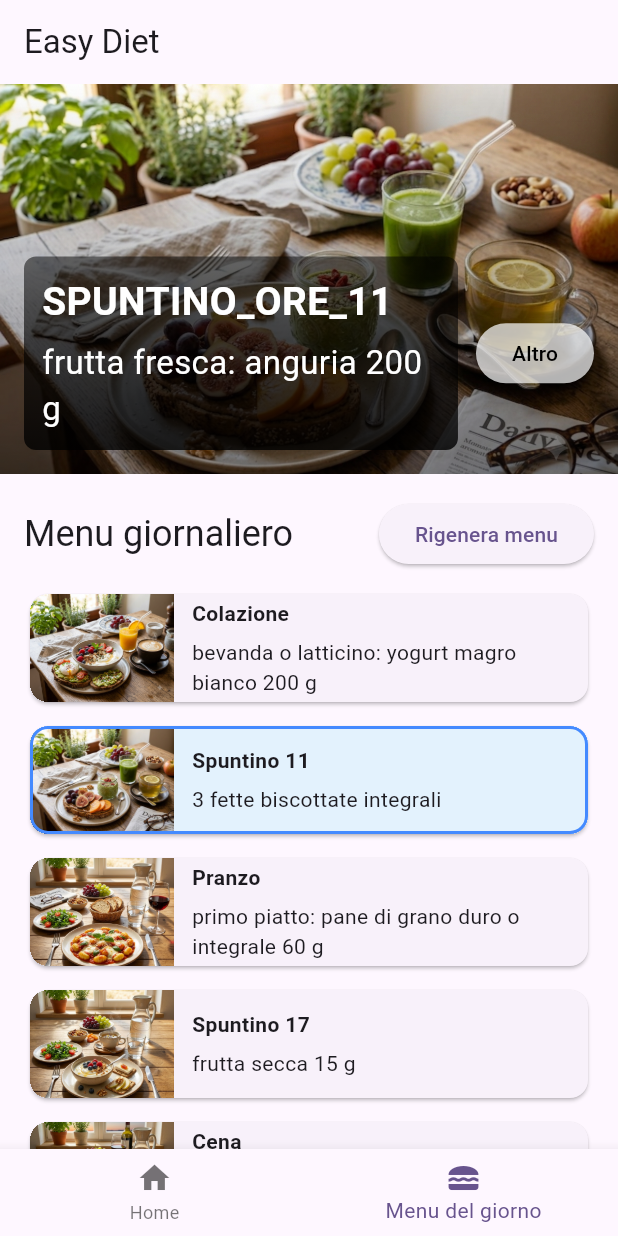
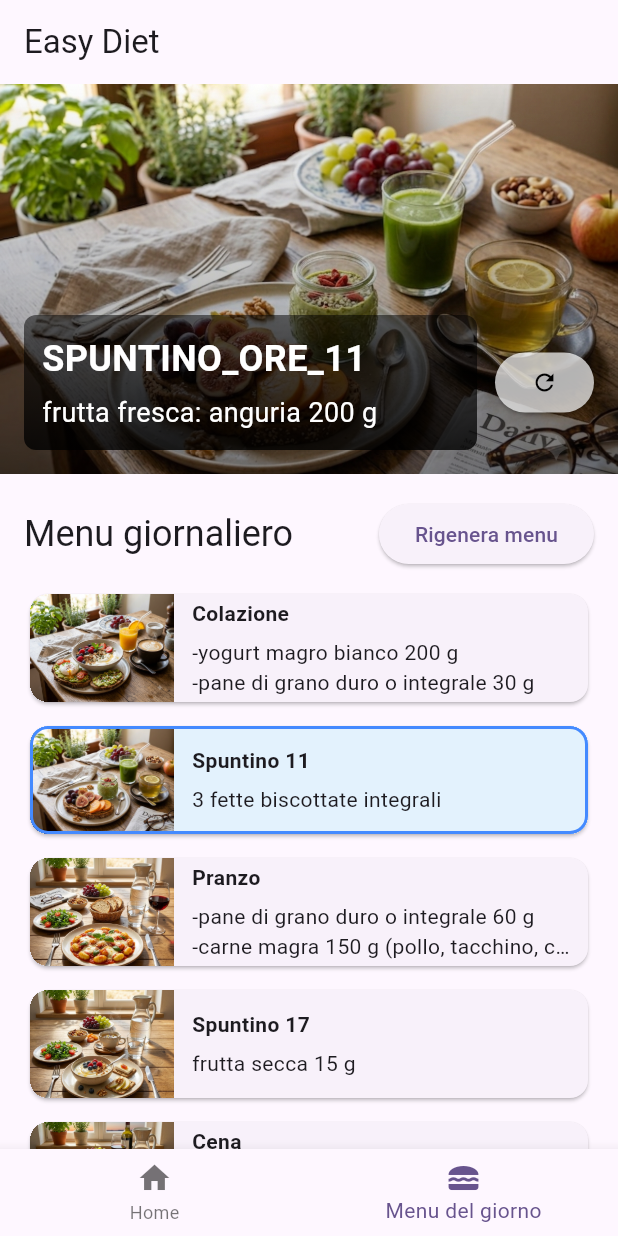
Before and after one commit to antoninobajeli/easy_diet, a Flutter app: the screen it shows after launch, item 2 of the bottom bar chosen, on a phone screen of 412 x 824 dp. Run offline on Flutter 3.47's test engine with Material 3 defaults, Android fonts, the phone set to English and light mode, and no system bars; our stand-ins replace package_info_plus.

Commit message:
cambiamenti per migliore lettura caratteri, fix oer fare vedere bene anche tutte le pietanze del pasto

```diff
--- a/assets/diet.json
+++ b/assets/diet.json
@@ -39,7 +39,7 @@
       "verdura cruda o cotta a volontà"
     ],
     "olio_evo": [
-      "3 cucchiaini da caffè"
+      "Olio 3 cucchiaini da caffè"
     ]
   },
   "spuntino_ore_17": {
@@ -73,7 +73,7 @@
       "verdura cruda o cotta a volontà"
     ],
     "olio_evo": [
-      "2 cucchiaini da caffè"
+      "Olio 2 cucchiaini da caffè"
     ]
   }
 }
--- a/lib/screens/meal_screen.dart
+++ b/lib/screens/meal_screen.dart
@@ -138,7 +138,7 @@ class _MealScreenState extends State<MealScreen>
                                       _currentMeal?.toUpperCase() ?? '-',
                                       style: const TextStyle(
                                           color: Colors.white,
-                                          fontSize: 26,
+                                          fontSize: 24,
                                           fontWeight: FontWeight.bold),
                                     ),
                                     const SizedBox(height: 6),
@@ -146,9 +146,9 @@ class _MealScreenState extends State<MealScreen>
                                       _currentItem ?? '-',
                                       style: const TextStyle(
                                         color: Colors.white,
-                                        fontSize: 22,
+                                        fontSize: 18,
                                       ),
-                                      maxLines: 3,
+                                      maxLines: 6,
                                       overflow: TextOverflow.ellipsis,
                                     ),
                                   ],
@@ -162,7 +162,7 @@ class _MealScreenState extends State<MealScreen>
                                 backgroundColor: Colors.white70,
                                 foregroundColor: Colors.black,
                               ),
-                              child: const Text('Altro'),
+                              child: const Icon(Icons.refresh)
                             ),
                           ],
                         ),
--- a/lib/services/diet_service.dart
+++ b/lib/services/diet_service.dart
@@ -32,7 +32,8 @@ class DietService {
           parts.add(item);
         } else {
           final label = category.replaceAll('_', ' ');
-          parts.add('$label: $item');
+          //parts.add('$label: $item');
+          parts.add('-$item');
         }
       }
     });
--- a/pubspec.yaml
+++ b/pubspec.yaml
@@ -16,7 +16,7 @@ publish_to: 'none' # Remove this line if you wish to publish to pub.dev
 # https://developer.apple.com/library/archive/documentation/General/Reference/InfoPlistKeyReference/Articles/CoreFoundationKeys.html
 # In Windows, build-name is used as the major, minor, and patch parts
 # of the product and file versions while build-number is used as the build suffix.
-version: 1.1.1+1
+version: 1.2.1+1
 
 environment:
   sdk: ^3.12.0
```
